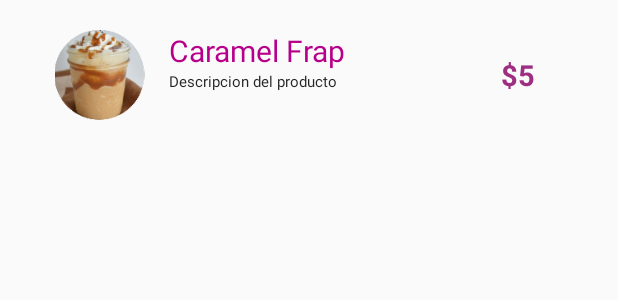
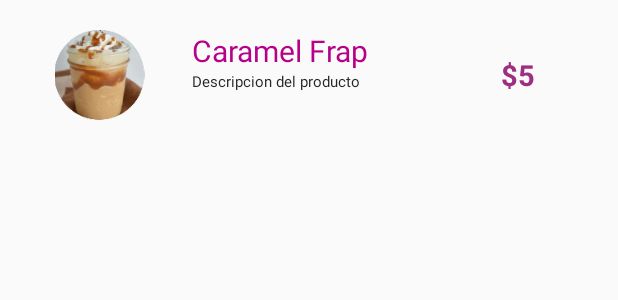
Before and after one commit to andreadg97/TheCheezery, an Android app: the layout producto_view.xml on its own in the app's theme, with its tools: preview values and no code run, on a phone screen of 412 x 824 dp. Shown: the top 300 px of the screen. Run offline under Robolectric (Android 15) with nearby library versions, the phone set to English and light mode, and no system bars.

Commit message:
Se aplicaron correcciones de diseño a los títulos de los menús

```diff
--- a/app/src/main/res/layout/producto_view.xml
+++ b/app/src/main/res/layout/producto_view.xml
@@ -16,7 +16,8 @@
         android:layout_weight="2"
         android:layout_width="0dp"
         android:layout_height="match_parent"
-        android:orientation="vertical">
+        android:orientation="vertical"
+        android:paddingLeft="15dp">
 
         <TextView
             android:layout_width="wrap_content"
```
Also changed, not shown: app/src/main/res/layout/activity_productos.xml (+8 -0 lines).
